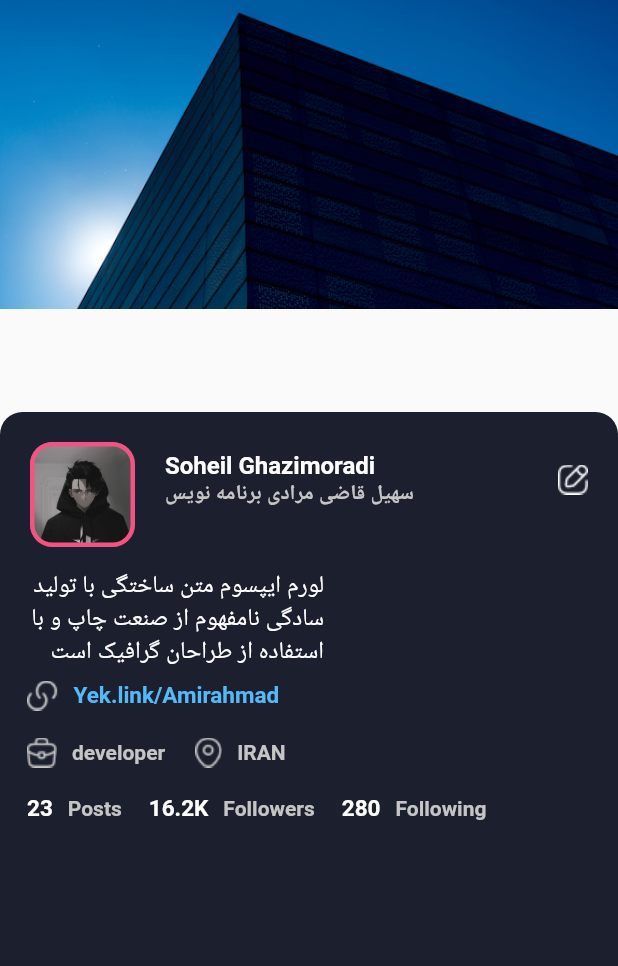
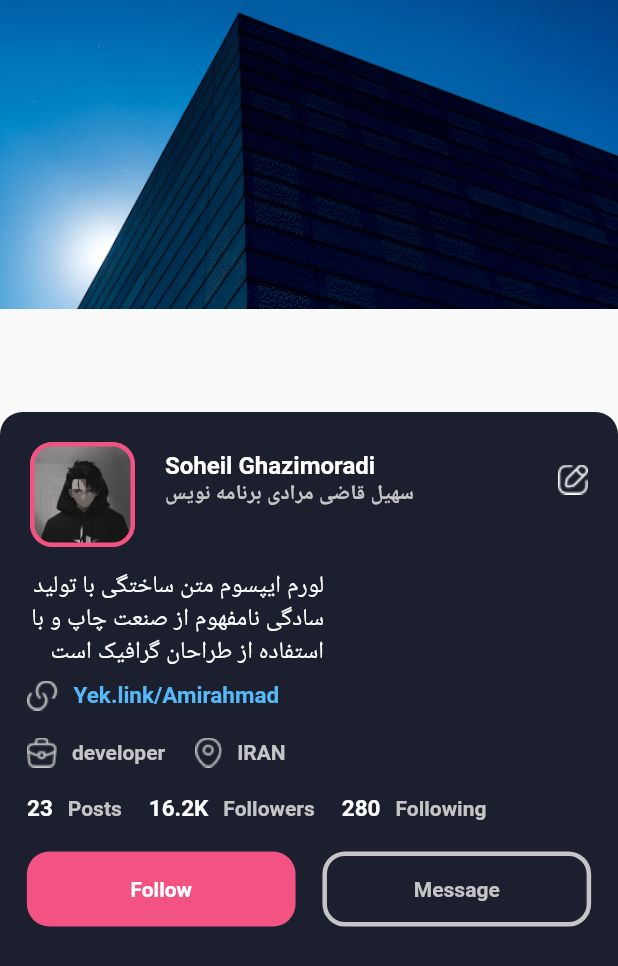
Before and after one commit to Terminatorking/moodinger, a Flutter app: the ProfilePage screen opened directly with empty values, on a phone screen of 412 x 824 dp. Shown: the top 966 px of the screen. Run offline on Flutter 3.47's test engine with Material 2 defaults, Android fonts, the phone set to English and light mode, and no system bars.

Commit message:
build button of account page

```diff
--- a/lib/widgets/account_info.dart
+++ b/lib/widgets/account_info.dart
@@ -168,10 +168,70 @@ class AccountInfo extends StatelessWidget {
                 ),
               ],
             ),
+            const SizedBox(
+              height: 20,
+            ),
             Row(
+              mainAxisAlignment: MainAxisAlignment.spaceEvenly,
               children: [
-                Container(width: size.width,),
-                Container()
+                SizedBox(
+                  width: size.width / 2.3,
+                  height: 50,
+                  child: ElevatedButton(
+                    style: ButtonStyle(
+                      backgroundColor: MaterialStateProperty.all(
+                        const Color(0xfff35383),
+                      ),
+                      shape: MaterialStateProperty.all(
+                        const RoundedRectangleBorder(
+                          borderRadius: BorderRadius.all(
+                            Radius.circular(15),
+                          ),
+                        ),
+                      ),
+                      elevation: MaterialStateProperty.all(0),
+                    ),
+                    onPressed: () {},
+                    child: const Text(
+                      "Follow",
+                      style: TextStyle(
+                        color: Colors.white,
+                        fontWeight: FontWeight.bold,
+                      ),
+                    ),
+                  ),
+                ),
+                SizedBox(
+                  width: size.width / 2.3,
+                  height: 50,
+                  child: ElevatedButton(
+                    style: ButtonStyle(
+                      backgroundColor: MaterialStateProperty.all(
+                        Colors.transparent,
+                      ),
+                      shape: MaterialStateProperty.all(
+                        const RoundedRectangleBorder(
+                          side: BorderSide(
+                            width: 3,
+                            color: Color(0xffc5c5c5),
+                          ),
+                          borderRadius: BorderRadius.all(
+                            Radius.circular(15),
+                          ),
+                        ),
+                      ),
+                      elevation: MaterialStateProperty.all(0),
+                    ),
+                    onPressed: () {},
+                    child: const Text(
+                      "Message",
+                      style: TextStyle(
+                        color: Color(0xffc5c5c5),
+                        fontWeight: FontWeight.bold,
+                      ),
+                    ),
+                  ),
+                )
               ],
             ),
           ],
```
